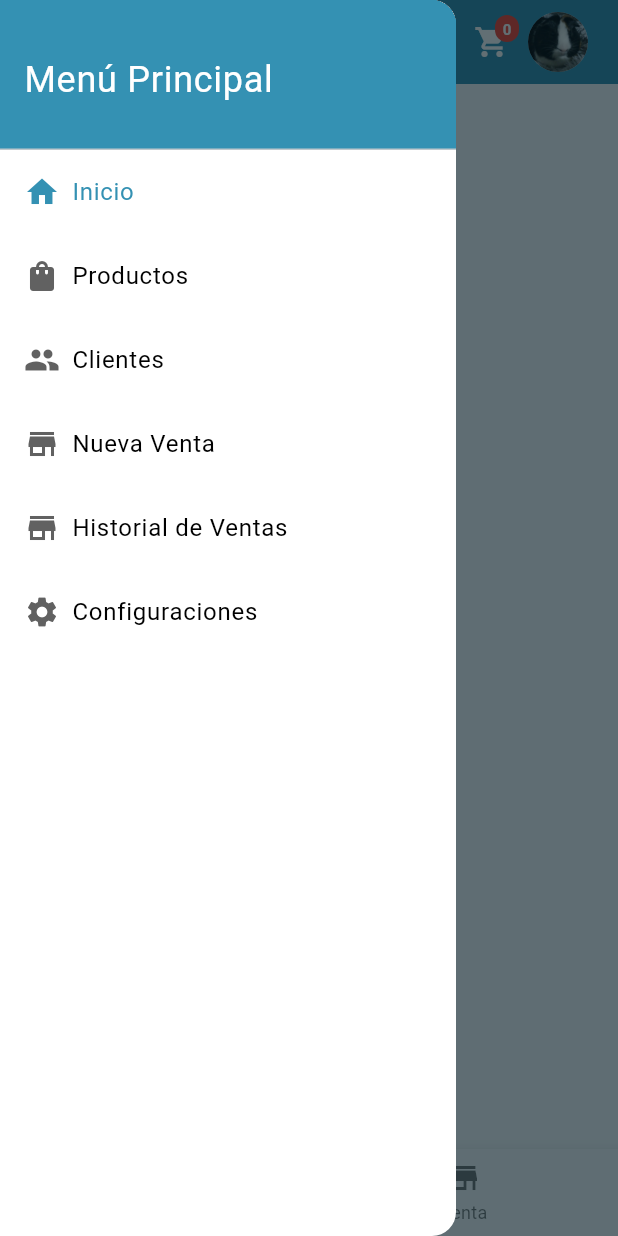
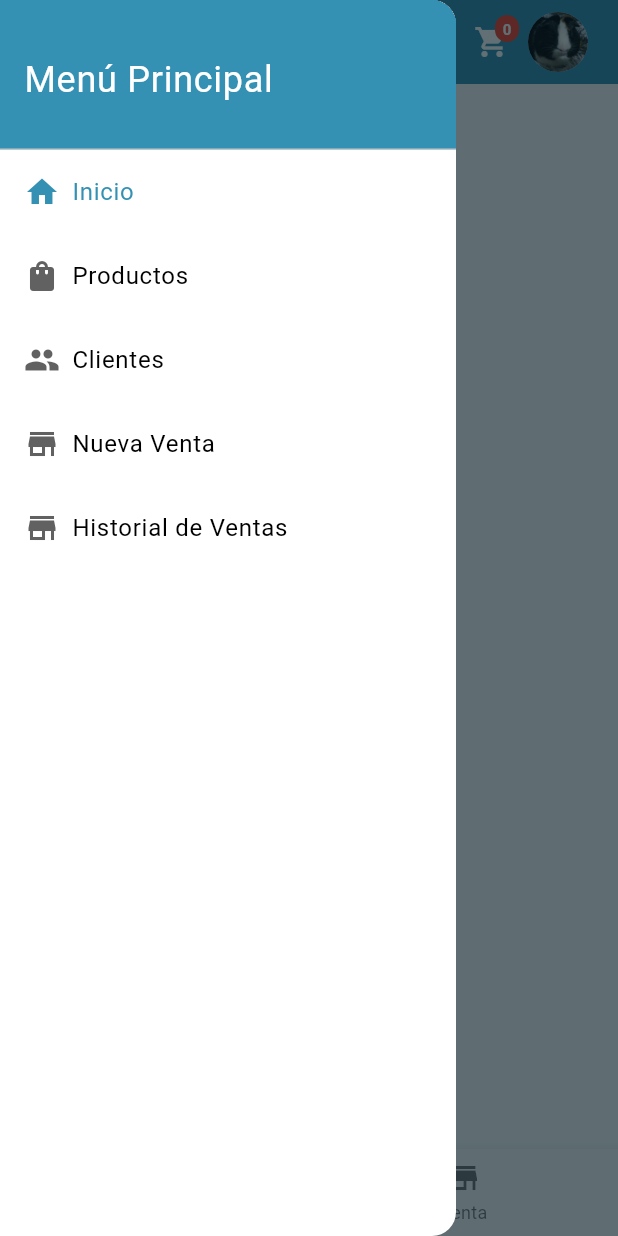
Before and after one commit to EzequielCalcanat/gestorinventario_mtw, a Flutter app: the BaseScaffold screen opened directly with empty values, with the side drawer open, on a phone screen of 412 x 824 dp. Run offline on Flutter 3.47's test engine with Material 3 defaults, Android fonts, the phone set to English and light mode, and no system bars; our stand-ins replace csv, dropdown_search, fl_chart, flutter_multi_formatter, pdf, printing and 4 more; accounts and stored records are empty.

Commit message:
eliminar configuraciones

```diff
--- a/lib/presentation/widgets/side_bar.dart
+++ b/lib/presentation/widgets/side_bar.dart
@@ -86,12 +86,6 @@ class SideBar extends StatelessWidget {
                       'Usuarios',
                       'users',
                     ),
-                  _buildListTile(
-                    context,
-                    Icons.settings,
-                    'Configuraciones',
-                    'settings',
-                  ),
                 ],
               ),
             ],
```
Also changed, not shown: lib/presentation/widgets/top_bar.dart (+5 -19 lines).
